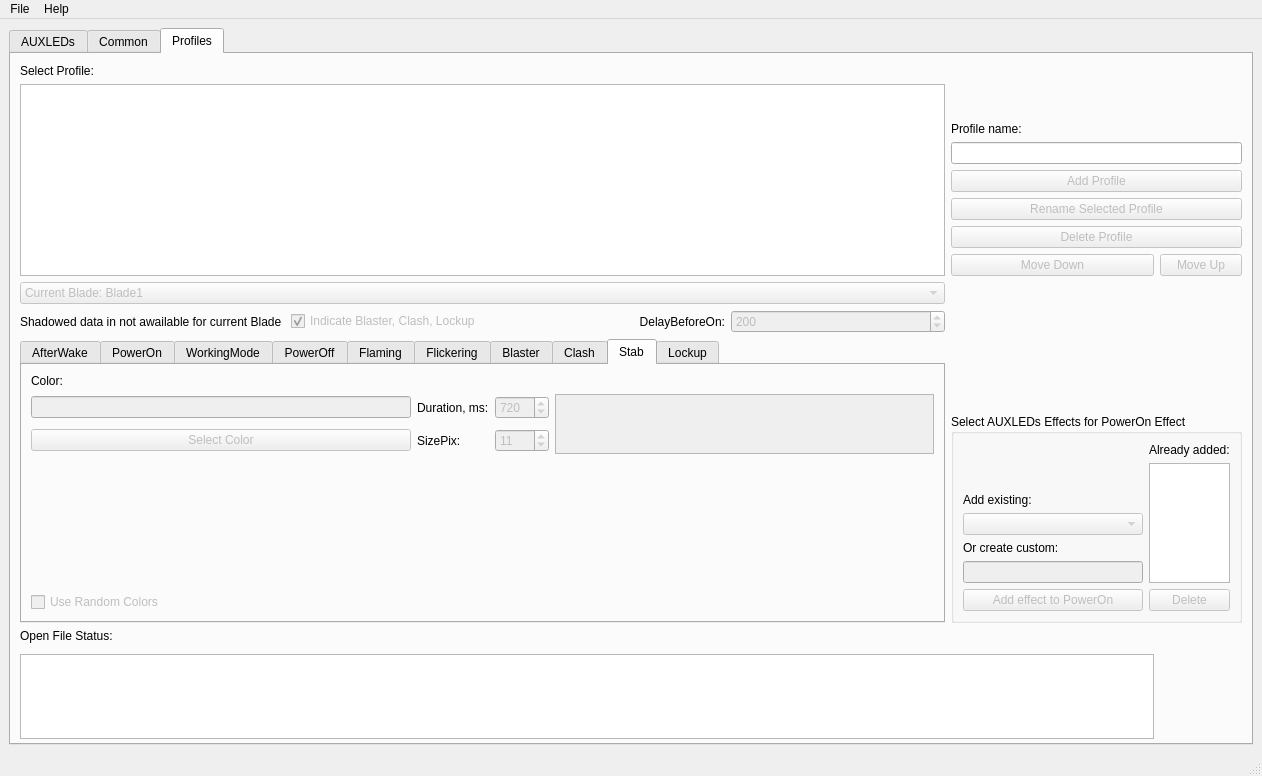
Above: Design.ui from raptorbox01/profileeditor before the change. Below: the same form after it.
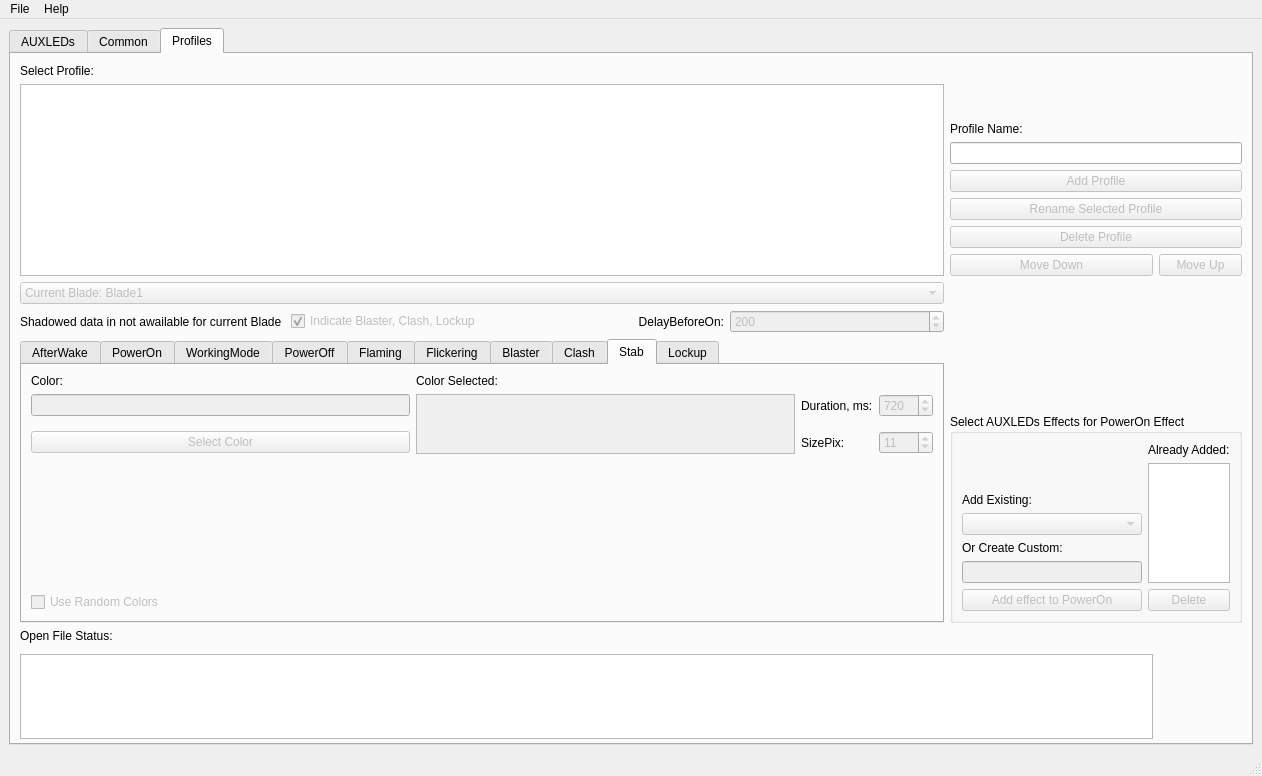
That is the form after the change. The open tabs and pages were chosen to show the change. Icons and pictures are not drawn.

Diff of the .ui file:
```diff
--- a/Design.ui
+++ b/Design.ui
@@ -2207,7 +2207,7 @@
         <item row="2" column="4">
          <widget class="QLabel" name="LblProfile_2">
           <property name="text">
-           <string>Profile name:</string>
+           <string>Profile Name:</string>
           </property>
           <property name="alignment">
            <set>Qt::AlignBottom|Qt::AlignLeading|Qt::AlignLeft</set>
@@ -2303,7 +2303,7 @@
            <item row="11" column="1" alignment="Qt::AlignBottom">
             <widget class="QLabel" name="LblCreateAux">
              <property name="text">
-              <string>Or create custom:</string>
+              <string>Or Create Custom:</string>
              </property>
             </widget>
            </item>
@@ -2317,7 +2317,7 @@
            <item row="6" column="2">
             <widget class="QLabel" name="label">
              <property name="text">
-              <string>Already added:</string>
+              <string>Already Added:</string>
              </property>
             </widget>
            </item>
@@ -2334,7 +2334,7 @@
            <item row="9" column="1">
             <widget class="QLabel" name="LblAddAux">
              <property name="text">
-              <string>Add existing:</string>
+              <string>Add Existing:</string>
              </property>
             </widget>
            </item>
@@ -3277,7 +3277,7 @@
             <string>Stab</string>
            </attribute>
            <layout class="QGridLayout" name="gridLayout_21">
-            <item row="2" column="0">
+            <item row="3" column="0">
              <widget class="QPushButton" name="BtnStabColor">
               <property name="enabled">
                <bool>false</bool>
@@ -3290,32 +3290,6 @@
               </property>
              </widget>
             </item>
-            <item row="2" column="1">
-             <widget class="QLabel" name="LblStabSizePix">
-              <property name="text">
-               <string>SizePix:</string>
-              </property>
-             </widget>
-            </item>
-            <item row="2" column="2">
-             <widget class="QSpinBox" name="SpinStabSizePix">
-              <property name="enabled">
-               <bool>false</bool>
-              </property>
-              <property name="minimum">
-               <number>1</number>
-              </property>
-              <property name="maximum">
-               <number>300</number>
-              </property>
-              <property name="singleStep">
-               <number>1</number>
-              </property>
-              <property name="value">
-               <number>11</number>
-              </property>
-             </widget>
-            </item>
             <item row="0" column="0">
              <widget class="QLabel" name="LblStabColor">
               <property name="text">
@@ -3333,7 +3307,7 @@
               </property>
              </widget>
             </item>
-            <item row="1" column="4" rowspan="2">
+            <item row="1" column="4" rowspan="3">
              <widget class="QTextBrowser" name="StabColor">
               <property name="enabled">
                <bool>false</bool>
@@ -3346,33 +3320,7 @@
               </property>
              </widget>
             </item>
-            <item row="1" column="2">
-             <widget class="QSpinBox" name="SpinStabDuration">
-              <property name="enabled">
-               <bool>false</bool>
-              </property>
-              <property name="minimum">
-               <number>1</number>
-              </property>
-              <property name="maximum">
-               <number>9999</number>
-              </property>
-              <property name="singleStep">
-               <number>10</number>
-              </property>
-              <property name="value">
-               <number>720</number>
-              </property>
-             </widget>
-            </item>
-            <item row="1" column="1">
-             <widget class="QLabel" name="LblStabDuration">
-              <property name="text">
-               <string>Duration, ms:</string>
-              </property>
-             </widget>
-            </item>
-            <item row="3" column="0">
+            <item row="4" column="0">
              <spacer name="verticalSpacer_6">
               <property name="orientation">
                <enum>Qt::Vertical</enum>
@@ -3385,7 +3333,7 @@
               </property>
              </spacer>
             </item>
-            <item row="4" column="0">
+            <item row="5" column="0">
              <widget class="QCheckBox" name="CBStabRandom">
               <property name="enabled">
                <bool>false</bool>
@@ -3395,6 +3343,65 @@
               </property>
              </widget>
             </item>
+            <item row="1" column="5">
+             <widget class="QLabel" name="LblStabDuration">
+              <property name="text">
+               <string>Duration, ms:</string>
+              </property>
+             </widget>
+            </item>
+            <item row="1" column="6">
+             <widget class="QSpinBox" name="SpinStabDuration">
+              <property name="enabled">
+               <bool>false</bool>
+              </property>
+              <property name="minimum">
+               <number>1</number>
+              </property>
+              <property name="maximum">
+               <number>9999</number>
+              </property>
+              <property name="singleStep">
+               <number>10</number>
+              </property>
+              <property name="value">
+               <number>720</number>
+              </property>
+             </widget>
+            </item>
+            <item row="3" column="5">
+             <widget class="QLabel" name="LblStabSizePix">
+              <property name="text">
+               <string>SizePix:</string>
+              </property>
+             </widget>
+            </item>
+            <item row="3" column="6">
+             <widget class="QSpinBox" name="SpinStabSizePix">
+              <property name="enabled">
+               <bool>false</bool>
+              </property>
+              <property name="minimum">
+               <number>1</number>
+              </property>
+              <property name="maximum">
+               <number>300</number>
+              </property>
+              <property name="singleStep">
+               <number>1</number>
+              </property>
+              <property name="value">
+               <number>11</number>
+              </property>
+             </widget>
+            </item>
+            <item row="0" column="4">
+             <widget class="QLabel" name="LblStabColorSelected">
+              <property name="text">
+               <string>Color Selected:</string>
+              </property>
+             </widget>
+            </item>
            </layout>
           </widget>
           <widget class="QWidget" name="TabLockup">
```
Left out of the diff: 106 changed lines with no effect on the pictures.
